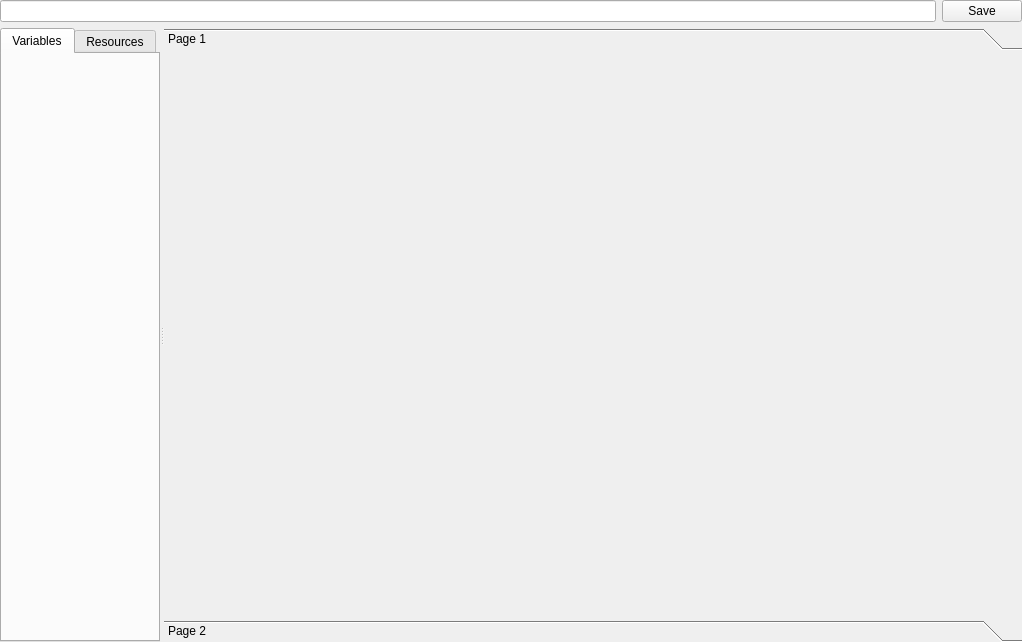
Halicea/hal_automator, file utils/qtUi/config_widget.ui: the form before one commit.
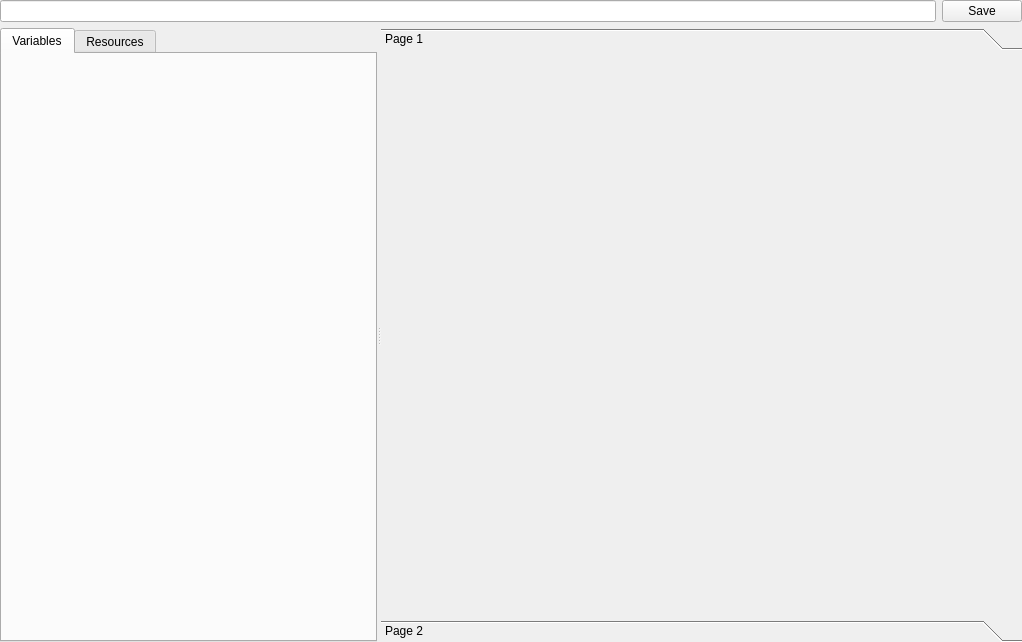
The form after the commit. The open tabs and pages were chosen to show the change.

```diff
--- a/utils/qtUi/config_widget.ui
+++ b/utils/qtUi/config_widget.ui
@@ -56,7 +56,7 @@
     <widget class="QSplitter" name="splitter">
      <property name="sizePolicy">
       <sizepolicy hsizetype="Expanding" vsizetype="Expanding">
-       <horstretch>0</horstretch>
+       <horstretch>3</horstretch>
        <verstretch>0</verstretch>
       </sizepolicy>
      </property>
@@ -74,8 +74,8 @@
      </property>
      <widget class="QTabWidget" name="tabs_vars">
       <property name="sizePolicy">
-       <sizepolicy hsizetype="MinimumExpanding" vsizetype="Expanding">
-        <horstretch>0</horstretch>
+       <sizepolicy hsizetype="Minimum" vsizetype="Expanding">
+        <horstretch>1</horstretch>
         <verstretch>0</verstretch>
        </sizepolicy>
       </property>
@@ -91,7 +91,7 @@
       <widget class="QWidget" name="tab_variables">
        <property name="sizePolicy">
         <sizepolicy hsizetype="Minimum" vsizetype="Preferred">
-         <horstretch>0</horstretch>
+         <horstretch>1</horstretch>
          <verstretch>0</verstretch>
         </sizepolicy>
        </property>
@@ -161,8 +161,8 @@
      </widget>
      <widget class="QToolBox" name="tlbx_bundles">
       <property name="sizePolicy">
-       <sizepolicy hsizetype="Maximum" vsizetype="Preferred">
-        <horstretch>1</horstretch>
+       <sizepolicy hsizetype="Expanding" vsizetype="Preferred">
+        <horstretch>4</horstretch>
         <verstretch>0</verstretch>
        </sizepolicy>
       </property>
@@ -180,10 +180,16 @@
         <rect>
          <x>0</x>
          <y>0</y>
-         <width>840</width>
+         <width>310</width>
          <height>531</height>
         </rect>
        </property>
+       <property name="sizePolicy">
+        <sizepolicy hsizetype="Preferred" vsizetype="Preferred">
+         <horstretch>2</horstretch>
+         <verstretch>0</verstretch>
+        </sizepolicy>
+       </property>
        <attribute name="label">
         <string>Page 1</string>
        </attribute>
```
Left out of the diff: 10 changed lines with no effect on the pictures.
